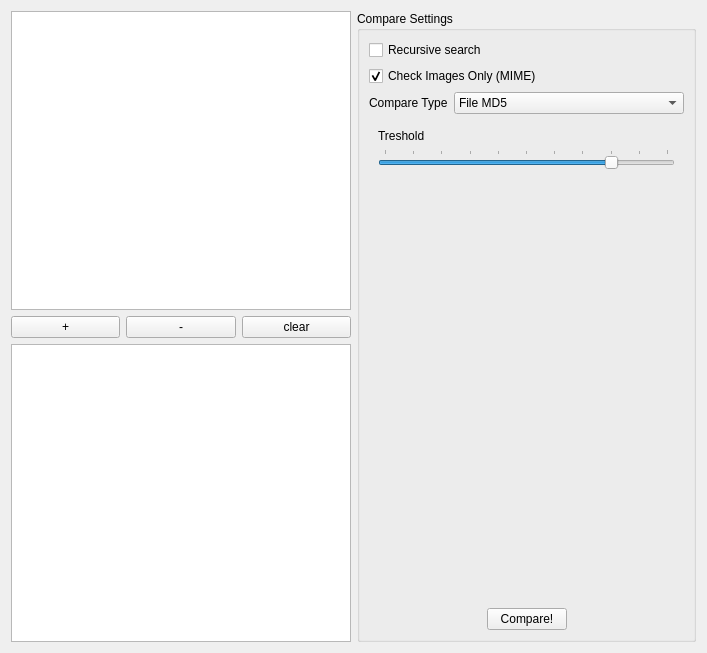
Qt form krbkacd/work_page.ui (rbbrnc/krbkACD) before a commit.
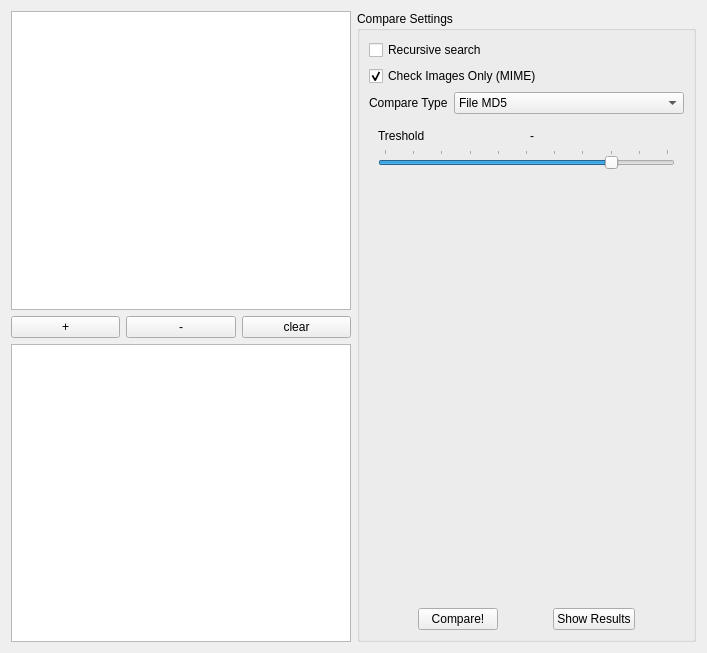
The same form after that commit.

Commit message: Add new page for show duplicates Use changePage signal to change pages

Patch:
```diff
--- a/krbkacd/work_page.ui
+++ b/krbkacd/work_page.ui
@@ -130,7 +130,11 @@
               </widget>
              </item>
              <item>
-              <widget class="QLabel" name="tresholdValue"/>
+              <widget class="QLabel" name="tresholdValue">
+               <property name="text">
+                <string>-</string>
+               </property>
+              </widget>
              </item>
             </layout>
            </item>
@@ -191,6 +195,26 @@
             </property>
            </widget>
           </item>
+          <item>
+           <spacer name="horizontalSpacer_3">
+            <property name="orientation">
+             <enum>Qt::Horizontal</enum>
+            </property>
+            <property name="sizeHint" stdset="0">
+             <size>
+              <width>40</width>
+              <height>20</height>
+             </size>
+            </property>
+           </spacer>
+          </item>
+          <item>
+           <widget class="QPushButton" name="resultsButton">
+            <property name="text">
+             <string>Show Results</string>
+            </property>
+           </widget>
+          </item>
           <item>
            <spacer name="horizontalSpacer_2">
             <property name="orientation">
```
The commit also changes 13 other files.
